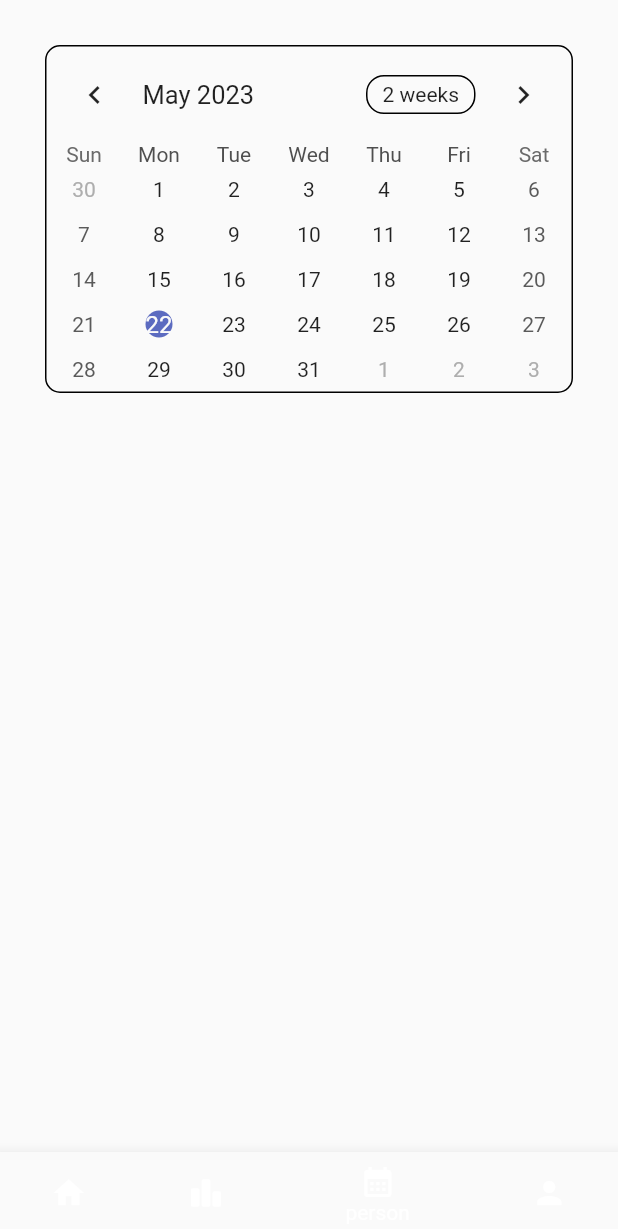
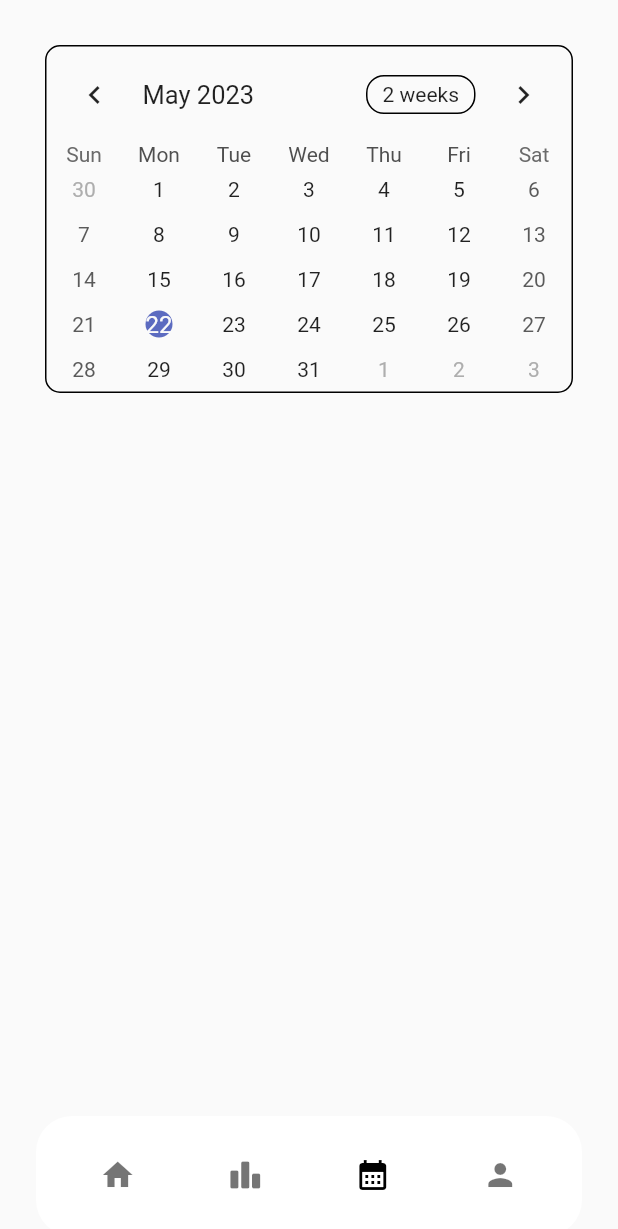
Before and after one commit to warriors8970/YourWorkoutRoutine_UI-UX, a Flutter app: the screen it shows after launch, item 3 of the bottom bar chosen, on a phone screen of 412 x 824 dp. Shown: the top 1229 px of the screen. Run offline on Flutter 3.47's test engine with Material 2 defaults, Android fonts, the phone set to English and light mode, and no system bars; drawn by our look-alikes of table_calendar.

Commit message:
second commit

```diff
--- a/lib/main.dart
+++ b/lib/main.dart
@@ -1,5 +1,7 @@
 import 'package:fitness/calendar.dart';
 import 'package:flutter/material.dart';
+import 'package:flutter/rendering.dart';
+
 
 
 void main() => runApp(MaterialApp(
@@ -24,24 +26,39 @@ class _HomeState extends State<Home> {
   Widget build(BuildContext context) {
     return SafeArea(
       child: Scaffold(
+        body:screens[currentIndex],
+        bottomNavigationBar: Container(
+          padding: EdgeInsets.all(12),
+          margin: EdgeInsets.symmetric(horizontal: 24),
+          decoration: BoxDecoration(
+            color: RenderErrorBox.backgroundColor = Colors.white,
+            borderRadius: BorderRadius.all(Radius.circular(24))
 
-        body:screens[currentIndex],
-        bottomNavigationBar: BottomNavigationBar(
-          backgroundColor: Colors.black,
+          ),
+          child: BottomNavigationBar(
+
+            unselectedFontSize: 0.0,
+              selectedFontSize: 0.0,
+              type: BottomNavigationBarType.fixed,
+              backgroundColor: Colors.white,
+              selectedItemColor:Colors.black,
               showUnselectedLabels: false,
+              elevation: 0,
               currentIndex: currentIndex,
               onTap: (index) => setState(() =>currentIndex = index),
-            items:const [
+              items: const [
                 BottomNavigationBarItem(icon: Icon(Icons.home),
-                  label: 'Home'),
+                    label: ''),
                 BottomNavigationBarItem(icon: Icon(Icons.leaderboard_rounded),
                     label: 'fav'),
                 BottomNavigationBarItem(icon: Icon(Icons.calendar_month),
                     label: 'person'),
-              BottomNavigationBarItem(icon: Icon(Icons.person),
-                  label: 'person')
+                BottomNavigationBarItem(icon: Icon(Icons.person,shadows: [],),
+                    label: 'person'),
               ] ),
         ),
+        ),
       );
+
   }
 }
```
Lines whose indentation alone changed are shown as unchanged.
